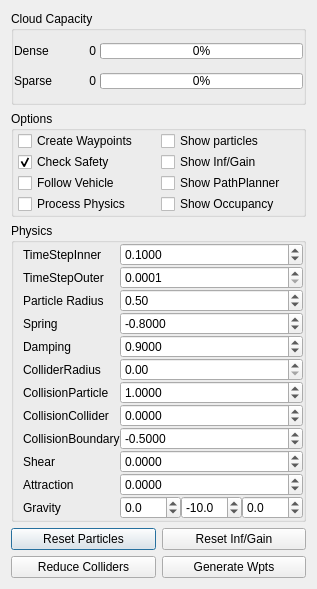
First picture: the form in basestation/flightplannerparticlesdialog.ui, repository wpfhtl/octocopter, before the edit.
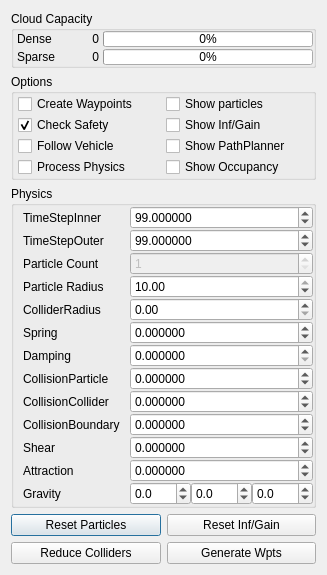
Second picture: the form after the edit.

Commit message: - major cleanup - allow shifting scanVolume/ParticleSystem during flight and even during simulation - only fill sparse cloud in online mode - fix GNSS LogPlayer TOW display - remove legacy sbfparser code

Diff of the .ui file:
```diff
--- a/basestation/flightplannerparticlesdialog.ui
+++ b/basestation/flightplannerparticlesdialog.ui
@@ -6,8 +6,8 @@
    <rect>
     <x>0</x>
     <y>0</y>
-    <width>299</width>
-    <height>589</height>
+    <width>247</width>
+    <height>521</height>
    </rect>
   </property>
   <property name="sizePolicy">
@@ -27,7 +27,7 @@
      </property>
      <layout class="QGridLayout" name="gridLayout_4">
       <property name="leftMargin">
-       <number>0</number>
+       <number>3</number>
       </property>
       <property name="topMargin">
        <number>0</number>
@@ -232,89 +232,145 @@
       <property name="bottomMargin">
        <number>0</number>
       </property>
-      <property name="spacing">
+      <property name="horizontalSpacing">
+       <number>10</number>
+      </property>
+      <property name="verticalSpacing">
        <number>0</number>
       </property>
-      <item row="0" column="0">
+      <item row="13" column="1">
+       <widget class="QDoubleSpinBox" name="mSpinBoxAttraction">
+        <property name="decimals">
+         <number>6</number>
+        </property>
+        <property name="minimum">
+         <double>-5.000000000000000</double>
+        </property>
+        <property name="maximum">
+         <double>5.000000000000000</double>
+        </property>
+        <property name="singleStep">
+         <double>0.100000000000000</double>
+        </property>
+       </widget>
+      </item>
+      <item row="1" column="1">
+       <widget class="QDoubleSpinBox" name="mSpinBoxTimeStepInner">
+        <property name="decimals">
+         <number>6</number>
+        </property>
+        <property name="minimum">
+         <double>0.000100000000000</double>
+        </property>
+        <property name="singleStep">
+         <double>0.100000000000000</double>
+        </property>
+        <property name="value">
+         <double>99.000000000000000</double>
+        </property>
+       </widget>
+      </item>
+      <item row="13" column="0">
+       <widget class="QLabel" name="label_16">
+        <property name="text">
+         <string>Attraction</string>
+        </property>
+       </widget>
+      </item>
+      <item row="1" column="0">
        <widget class="QLabel" name="label_3">
         <property name="text">
          <string>TimeStepInner</string>
         </property>
        </widget>
       </item>
-      <item row="0" column="1">
-       <widget class="QDoubleSpinBox" name="mSpinBoxTimeStepInner">
+      <item row="9" column="0">
+       <widget class="QLabel" name="label_11">
+        <property name="text">
+         <string>CollisionParticle</string>
+        </property>
+       </widget>
+      </item>
+      <item row="7" column="1">
+       <widget class="QDoubleSpinBox" name="mSpinBoxDamping">
         <property name="decimals">
-         <number>4</number>
+         <number>6</number>
         </property>
-        <property name="minimum">
-         <double>0.000100000000000</double>
+        <property name="maximum">
+         <double>1.000000000000000</double>
         </property>
         <property name="singleStep">
          <double>0.100000000000000</double>
         </property>
         <property name="value">
-         <double>0.100000000000000</double>
+         <double>0.000000000000000</double>
         </property>
        </widget>
       </item>
-      <item row="1" column="0">
+      <item row="3" column="1">
+       <widget class="QSpinBox" name="mSpinBoxParticleCount">
+        <property name="enabled">
+         <bool>false</bool>
+        </property>
+        <property name="minimum">
+         <number>1</number>
+        </property>
+        <property name="maximum">
+         <number>524288</number>
+        </property>
+        <property name="value">
+         <number>1</number>
+        </property>
+       </widget>
+      </item>
+      <item row="10" column="1">
+       <widget class="QDoubleSpinBox" name="mSpinBoxCollisionCollider">
+        <property name="decimals">
+         <number>6</number>
+        </property>
+        <property name="minimum">
+         <double>-100.000000000000000</double>
+        </property>
+        <property name="maximum">
+         <double>100.000000000000000</double>
+        </property>
+        <property name="singleStep">
+         <double>0.010000000000000</double>
+        </property>
+       </widget>
+      </item>
+      <item row="14" column="0">
+       <widget class="QLabel" name="label_17">
+        <property name="text">
+         <string>Gravity</string>
+        </property>
+       </widget>
+      </item>
+      <item row="7" column="0">
+       <widget class="QLabel" name="label_15">
+        <property name="text">
+         <string>Damping</string>
+        </property>
+       </widget>
+      </item>
+      <item row="2" column="0">
        <widget class="QLabel" name="label_4">
         <property name="text">
          <string>TimeStepOuter</string>
         </property>
        </widget>
       </item>
-      <item row="1" column="1">
-       <widget class="QDoubleSpinBox" name="mSpinBoxTimeStepOuter">
-        <property name="decimals">
-         <number>4</number>
-        </property>
-        <property name="minimum">
-         <double>0.000100000000000</double>
-        </property>
-       </widget>
-      </item>
-      <item row="2" column="0">
-       <widget class="QLabel" name="label">
-        <property name="text">
-         <string>Particle Radius</string>
-        </property>
-       </widget>
-      </item>
-      <item row="2" column="1">
-       <widget class="QDoubleSpinBox" name="mSpinBoxParticleRadius">
-        <property name="prefix">
-         <string/>
-        </property>
-        <property name="suffix">
-         <string/>
-        </property>
-        <property name="decimals">
-         <number>2</number>
-        </property>
-        <property name="minimum">
-         <double>0.100000000000000</double>
-        </property>
-        <property name="maximum">
-         <double>100.000000000000000</double>
-        </property>
-        <property name="value">
-         <double>0.500000000000000</double>
-        </property>
-       </widget>
-      </item>
-      <item row="3" column="0">
+      <item row="6" column="0">
        <widget class="QLabel" name="label_12">
         <property name="text">
          <string>Spring</string>
         </property>
        </widget>
       </item>
-      <item row="3" column="1">
+      <item row="6" column="1">
        <widget class="QDoubleSpinBox" name="mSpinBoxSpring">
         <property name="decimals">
-         <number>4</number>
+         <number>6</number>
         </property>
         <property name="minimum">
          <double>-100.000000000000000</double>
@@ -323,54 +379,28 @@
          <double>100.000000000000000</double>
         </property>
         <property name="value">
-         <double>-0.800000000000000</double>
+         <double>0.000000000000000</double>
+        </property>
+       </widget>
+      </item>
+      <item row="10" column="0">
+       <widget class="QLabel" name="label_2">
+        <property name="text">
+         <string>CollisionCollider</string>
         </property>
        </widget>
       </item>
       <item row="4" column="0">
-       <widget class="QLabel" name="label_15">
+       <widget class="QLabel" name="label">
         <property name="text">
-         <string>Damping</string>
+         <string>Particle Radius</string>
         </property>
        </widget>
       </item>
-      <item row="4" column="1">
-       <widget class="QDoubleSpinBox" name="mSpinBoxDamping">
-        <property name="decimals">
-         <number>4</number>
-        </property>
-        <property name="maximum">
-         <double>1.000000000000000</double>
-        </property>
-        <property name="singleStep">
-         <double>0.020000000000000</double>
-        </property>
-        <property name="value">
-         <double>0.900000000000000</double>
-        </property>
-       </widget>
-      </item>
-      <item row="5" column="0">
-       <widget class="QLabel" name="label_5">
-        <property name="text">
-         <string>ColliderRadius</string>
-        </property>
-       </widget>
-      </item>
-      <item row="5" column="1">
-       <widget class="QDoubleSpinBox" name="mSpinBoxColliderRadius"/>
-      </item>
-      <item row="6" column="0">
-       <widget class="QLabel" name="label_11">
-        <property name="text">
-         <string>CollisionParticle</string>
-        </property>
-       </widget>
-      </item>
-      <item row="6" column="1">
+      <item row="9" column="1">
        <widget class="QDoubleSpinBox" name="mSpinBoxCollisionParticle">
         <property name="decimals">
-         <number>4</number>
+         <number>6</number>
         </property>
         <property name="minimum">
          <double>-100.000000000000000</double>
@@ -382,44 +412,34 @@
          <double>0.050000000000000</double>
         </property>
         <property name="value">
-         <double>1.000000000000000</double>
+         <double>0.000000000000000</double>
         </property>
        </widget>
       </item>
-      <item row="7" column="0">
-       <widget class="QLabel" name="label_2">
-        <property name="text">
-         <string>CollisionCollider</string>
-        </property>
-       </widget>
-      </item>
-      <item row="7" column="1">
-       <widget class="QDoubleSpinBox" name="mSpinBoxCollisionCollider">
-        <property name="decimals">
-         <number>4</number>
-        </property>
-        <property name="minimum">
-         <double>-100.000000000000000</double>
-        </property>
-        <property name="maximum">
-         <double>100.000000000000000</double>
-        </property>
-        <property name="singleStep">
-         <double>0.010000000000000</double>
-        </property>
-       </widget>
-      </item>
-      <item row="8" column="0">
+      <item row="11" column="0">
        <widget class="QLabel" name="label_13">
         <property name="text">
          <string>CollisionBoundary</string>
         </property>
        </widget>
       </item>
-      <item row="8" column="1">
+      <item row="2" column="1">
+       <widget class="QDoubleSpinBox" name="mSpinBoxTimeStepOuter">
+        <property name="decimals">
+         <number>6</number>
+        </property>
+        <property name="minimum">
+         <double>0.000100000000000</double>
+        </property>
+        <property name="value">
+         <double>99.000000000000000</double>
+        </property>
+       </widget>
+      </item>
+      <item row="11" column="1">
        <widget class="QDoubleSpinBox" name="mSpinBoxCollisionBoundary">
         <property name="decimals">
-         <number>4</number>
+         <number>6</number>
         </property>
         <property name="minimum">
          <double>-5.000000000000000</double>
@@ -431,64 +451,41 @@
          <double>0.100000000000000</double>
         </property>
         <property name="value">
-         <double>-0.500000000000000</double>
+         <double>0.000000000000000</double>
         </property>
        </widget>
       </item>
-      <item row="9" column="0">
+      <item row="12" column="1">
+       <widget class="QDoubleSpinBox" name="mSpinBoxShear">
+        <property name="decimals">
+         <number>6</number>
+        </property>
+        <property name="minimum">
+         <double>-5.000000000000000</double>
+        </property>
+        <property name="maximum">
+         <double>5.000000000000000</double>
+        </property>
+        <property name="singleStep">
+         <double>0.100000000000000</double>
+        </property>
+       </widget>
+      </item>
+      <item row="12" column="0">
        <widget class="QLabel" name="label_14">
         <property name="text">
          <string>Shear</string>
         </property>
        </widget>
       </item>
-      <item row="9" column="1">
-       <widget class="QDoubleSpinBox" name="mSpinBoxShear">
-        <property name="decimals">
-         <number>4</number>
-        </property>
-        <property name="minimum">
-         <double>-5.000000000000000</double>
-        </property>
-        <property name="maximum">
-         <double>5.000000000000000</double>
-        </property>
-        <property name="singleStep">
-         <double>0.100000000000000</double>
-        </property>
-       </widget>
-      </item>
-      <item row="10" column="0">
-       <widget class="QLabel" name="label_16">
+      <item row="3" column="0">
+       <widget class="QLabel" name="label_8">
         <property name="text">
-         <string>Attraction</string>
+         <string>Particle Count</string>
         </property>
        </widget>
       </item>
-      <item row="10" column="1">
-       <widget class="QDoubleSpinBox" name="mSpinBoxAttraction">
-        <property name="decimals">
-         <number>4</number>
-        </property>
-        <property name="minimum">
-         <double>-5.000000000000000</double>
-        </property>
-        <property name="maximum">
-         <double>5.000000000000000</double>
-        </property>
-        <property name="singleStep">
-         <double>0.100000000000000</double>
-        </property>
-       </widget>
-      </item>
-      <item row="11" column="0">
-       <widget class="QLabel" name="label_17">
-        <property name="text">
-         <string>Gravity</string>
-        </property>
-       </widget>
-      </item>
-      <item row="11" column="1">
+      <item row="14" column="1">
        <layout class="QHBoxLayout" name="horizontalLayout_5">
         <property name="spacing">
          <number>0</number>
@@ -518,7 +515,7 @@
            <double>1.000000000000000</double>
           </property>
           <property name="value">
-           <double>-10.000000000000000</double>
+           <double>0.000000000000000</double>
           </property>
          </widget>
         </item>
@@ -540,6 +537,45 @@
         </item>
        </layout>
       </item>
+      <item row="4" column="1">
+       <widget class="QDoubleSpinBox" name="mSpinBoxParticleRadius">
+        <property name="prefix">
+         <string/>
+        </property>
+        <property name="suffix">
+         <string/>
+        </property>
+        <property name="decimals">
+         <number>2</number>
+        </property>
+        <property name="minimum">
+         <double>0.100000000000000</double>
+        </property>
+        <property name="maximum">
+         <double>10.000000000000000</double>
+        </property>
+        <property name="singleStep">
+         <double>0.500000000000000</double>
+        </property>
+        <property name="value">
+         <double>10.000000000000000</double>
+        </property>
+       </widget>
+      </item>
+      <item row="5" column="1">
+       <widget class="QDoubleSpinBox" name="mSpinBoxColliderRadius">
+        <property name="singleStep">
+         <double>0.010000000000000</double>
+        </property>
+       </widget>
+      </item>
+      <item row="5" column="0">
+       <widget class="QLabel" name="label_5">
+        <property name="text">
+         <string>ColliderRadius</string>
+        </property>
+       </widget>
+      </item>
      </layout>
     </widget>
    </item>
```
Left out of the diff: 2 changed lines with no effect on the pictures. The commit also changes 32 other files.
